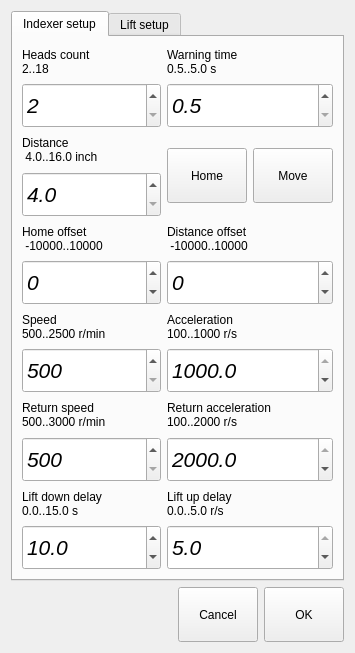
The window that indexersettingdialog.ui (mishkoLitvin/L_Aries-progect) describes before a commit, drawn with Qt 5.
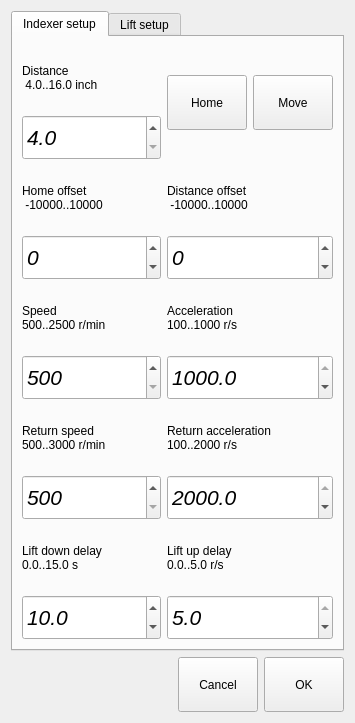
The same window after the commit.

Commit message:
Machine settings moved to General settings dialog
From indexer/lift settings to "General" tab of general settings.

```diff
--- a/indexersettingdialog.ui
+++ b/indexersettingdialog.ui
@@ -7,7 +7,7 @@
     <x>0</x>
     <y>0</y>
     <width>355</width>
-    <height>653</height>
+    <height>723</height>
    </rect>
   </property>
   <property name="windowTitle">
@@ -27,55 +27,18 @@
        <string>Indexer setup</string>
       </attribute>
       <layout class="QGridLayout" name="gridLayout">
-       <item row="0" column="0">
-        <layout class="QVBoxLayout" name="verticalLayout_17" stretch="1,10">
+       <item row="4" column="1">
+        <layout class="QVBoxLayout" name="verticalLayout_15" stretch="1,10">
          <item>
-          <widget class="QLabel" name="label_14">
+          <widget class="QLabel" name="label_12">
            <property name="text">
-            <string>Heads count 
-2..18</string>
+            <string>Lift up delay 
+0.0..5.0 r/s</string>
            </property>
           </widget>
          </item>
          <item>
-          <widget class="QDoubleSpinBox" name="spinBoxHeadsCount">
-           <property name="minimumSize">
-            <size>
-             <width>0</width>
-             <height>45</height>
-            </size>
-           </property>
-           <property name="font">
-            <font>
-             <pointsize>16</pointsize>
-             <italic>true</italic>
-            </font>
-           </property>
-           <property name="decimals">
-            <number>0</number>
-           </property>
-           <property name="minimum">
-            <double>2.000000000000000</double>
-           </property>
-           <property name="maximum">
-            <double>18.000000000000000</double>
-           </property>
-          </widget>
-         </item>
-        </layout>
-       </item>
-       <item row="0" column="1">
-        <layout class="QVBoxLayout" name="verticalLayout_16" stretch="1,10">
-         <item>
-          <widget class="QLabel" name="label_13">
-           <property name="text">
-            <string>Warning time
-0.5..5.0 s</string>
-           </property>
-          </widget>
-         </item>
-         <item>
-          <widget class="QDoubleSpinBox" name="dSpinBoxWarningTime">
+          <widget class="QDoubleSpinBox" name="dSpinBoxLiftUpDelay">
            <property name="minimumSize">
             <size>
              <width>0</width>
@@ -92,7 +55,7 @@
             <number>1</number>
            </property>
            <property name="minimum">
-            <double>0.500000000000000</double>
+            <double>0.000000000000000</double>
            </property>
            <property name="maximum">
             <double>5.000000000000000</double>
@@ -101,123 +64,13 @@
             <double>0.500000000000000</double>
            </property>
            <property name="value">
-            <double>0.500000000000000</double>
-           </property>
-          </widget>
-         </item>
-        </layout>
-       </item>
-       <item row="1" column="0">
-        <layout class="QVBoxLayout" name="verticalLayout_18" stretch="1,10">
-         <item>
-          <widget class="QLabel" name="label_15">
-           <property name="text">
-            <string>Distance 
- 4.0..16.0 inch</string>
-           </property>
-          </widget>
-         </item>
-         <item>
-          <widget class="QDoubleSpinBox" name="dSpinBoxIndexDistance">
-           <property name="minimumSize">
-            <size>
-             <width>0</width>
-             <height>45</height>
-            </size>
-           </property>
-           <property name="font">
-            <font>
-             <pointsize>16</pointsize>
-             <italic>true</italic>
-            </font>
-           </property>
-           <property name="decimals">
-            <number>1</number>
-           </property>
-           <property name="minimum">
-            <double>4.000000000000000</double>
-           </property>
-           <property name="maximum">
-            <double>16.000000000000000</double>
-           </property>
-           <property name="singleStep">
-            <double>0.500000000000000</double>
+            <double>5.000000000000000</double>
            </property>
           </widget>
          </item>
         </layout>
        </item>
        <item row="1" column="1">
-        <layout class="QHBoxLayout" name="horizontalLayout_3">
-         <item>
-          <widget class="QPushButton" name="pushButton_3">
-           <property name="minimumSize">
-            <size>
-             <width>65</width>
-             <height>55</height>
-            </size>
-           </property>
-           <property name="text">
-            <string>Home</string>
-           </property>
-          </widget>
-         </item>
-         <item>
-          <widget class="QPushButton" name="pushButton_4">
-           <property name="minimumSize">
-            <size>
-             <width>65</width>
-             <height>55</height>
-            </size>
-           </property>
-           <property name="text">
-            <string>Move</string>
-           </property>
-          </widget>
-         </item>
-        </layout>
-       </item>
-       <item row="2" column="0">
-        <layout class="QVBoxLayout" name="verticalLayout_8" stretch="1,10">
-         <item>
-          <widget class="QLabel" name="label_5">
-           <property name="text">
-            <string>Home offset 
- -10000..10000</string>
-           </property>
-          </widget>
-         </item>
-         <item>
-          <widget class="QDoubleSpinBox" name="spinBoxIndexHomeOffset">
-           <property name="minimumSize">
-            <size>
-             <width>0</width>
-             <height>45</height>
-            </size>
-           </property>
-           <property name="font">
-            <font>
-             <pointsize>16</pointsize>
-             <italic>true</italic>
-            </font>
-           </property>
-           <property name="decimals">
-            <number>0</number>
-           </property>
-           <property name="minimum">
-            <double>-10000.000000000000000</double>
-           </property>
-           <property name="maximum">
-            <double>10000.000000000000000</double>
-           </property>
-           <property name="singleStep">
-            <double>100.000000000000000</double>
-           </property>
-          </widget>
-         </item>
-        </layout>
-       </item>
-       <item row="2" column="1">
         <layout class="QVBoxLayout" name="verticalLayout_9" stretch="1,10">
          <item>
           <widget class="QLabel" name="label_6">
@@ -257,7 +110,7 @@
          </item>
         </layout>
        </item>
-       <item row="3" column="0">
+       <item row="2" column="0">
         <layout class="QVBoxLayout" name="verticalLayout_10" stretch="1,10">
          <item>
           <widget class="QLabel" name="label_7">
@@ -297,7 +150,50 @@
          </item>
         </layout>
        </item>
-       <item row="3" column="1">
+       <item row="4" column="0">
+        <layout class="QVBoxLayout" name="verticalLayout_14" stretch="1,10">
+         <item>
+          <widget class="QLabel" name="label_11">
+           <property name="text">
+            <string>Lift down delay 
+0.0..15.0 s</string>
+           </property>
+          </widget>
+         </item>
+         <item>
+          <widget class="QDoubleSpinBox" name="dSpinBoxLiftDownDelay">
+           <property name="minimumSize">
+            <size>
+             <width>0</width>
+             <height>45</height>
+            </size>
+           </property>
+           <property name="font">
+            <font>
+             <pointsize>16</pointsize>
+             <italic>true</italic>
+            </font>
+           </property>
+           <property name="decimals">
+            <number>1</number>
+           </property>
+           <property name="minimum">
+            <double>0.000000000000000</double>
+           </property>
+           <property name="maximum">
+            <double>15.000000000000000</double>
+           </property>
+           <property name="singleStep">
+            <double>0.500000000000000</double>
+           </property>
+           <property name="value">
+            <double>10.000000000000000</double>
+           </property>
+          </widget>
+         </item>
+        </layout>
+       </item>
+       <item row="2" column="1">
         <layout class="QVBoxLayout" name="verticalLayout_12" stretch="1,10">
          <item>
           <widget class="QLabel" name="label_9">
@@ -340,7 +236,87 @@
          </item>
         </layout>
        </item>
-       <item row="4" column="0">
+       <item row="1" column="0">
+        <layout class="QVBoxLayout" name="verticalLayout_8" stretch="1,10">
+         <item>
+          <widget class="QLabel" name="label_5">
+           <property name="text">
+            <string>Home offset 
+ -10000..10000</string>
+           </property>
+          </widget>
+         </item>
+         <item>
+          <widget class="QDoubleSpinBox" name="spinBoxIndexHomeOffset">
+           <property name="minimumSize">
+            <size>
+             <width>0</width>
+             <height>45</height>
+            </size>
+           </property>
+           <property name="font">
+            <font>
+             <pointsize>16</pointsize>
+             <italic>true</italic>
+            </font>
+           </property>
+           <property name="decimals">
+            <number>0</number>
+           </property>
+           <property name="minimum">
+            <double>-10000.000000000000000</double>
+           </property>
+           <property name="maximum">
+            <double>10000.000000000000000</double>
+           </property>
+           <property name="singleStep">
+            <double>100.000000000000000</double>
+           </property>
+          </widget>
+         </item>
+        </layout>
+       </item>
+       <item row="0" column="0">
+        <layout class="QVBoxLayout" name="verticalLayout_18" stretch="1,10">
+         <item>
+          <widget class="QLabel" name="label_15">
+           <property name="text">
+            <string>Distance 
+ 4.0..16.0 inch</string>
+           </property>
+          </widget>
+         </item>
+         <item>
+          <widget class="QDoubleSpinBox" name="dSpinBoxIndexDistance">
+           <property name="minimumSize">
+            <size>
+             <width>0</width>
+             <height>45</height>
+            </size>
+           </property>
+           <property name="font">
+            <font>
+             <pointsize>16</pointsize>
+             <italic>true</italic>
+            </font>
+           </property>
+           <property name="decimals">
+            <number>1</number>
+           </property>
+           <property name="minimum">
+            <double>4.000000000000000</double>
+           </property>
+           <property name="maximum">
+            <double>16.000000000000000</double>
+           </property>
+           <property name="singleStep">
+            <double>0.500000000000000</double>
+           </property>
+          </widget>
+         </item>
+        </layout>
+       </item>
+       <item row="3" column="0">
         <layout class="QVBoxLayout" name="verticalLayout_11" stretch="1,10">
          <item>
           <widget class="QLabel" name="label_8">
@@ -380,7 +356,7 @@
          </item>
         </layout>
        </item>
-       <item row="4" column="1">
+       <item row="3" column="1">
         <layout class="QVBoxLayout" name="verticalLayout_13" stretch="1,10">
          <item>
           <widget class="QLabel" name="label_10">
@@ -423,87 +399,31 @@
          </item>
         </layout>
        </item>
-       <item row="5" column="0">
-        <layout class="QVBoxLayout" name="verticalLayout_14" stretch="1,10">
+       <item row="0" column="1">
+        <layout class="QHBoxLayout" name="horizontalLayout_3">
          <item>
-          <widget class="QLabel" name="label_11">
-           <property name="text">
-            <string>Lift down delay 
-0.0..15.0 s</string>
-           </property>
-          </widget>
-         </item>
-         <item>
-          <widget class="QDoubleSpinBox" name="dSpinBoxLiftDownDelay">
+          <widget class="QPushButton" name="pushButton_3">
            <property name="minimumSize">
             <size>
-             <width>0</width>
-             <height>45</height>
+             <width>65</width>
+             <height>55</height>
             </size>
            </property>
-           <property name="font">
-            <font>
-             <pointsize>16</pointsize>
-             <italic>true</italic>
-            </font>
-           </property>
-           <property name="decimals">
-            <number>1</number>
-           </property>
-           <property name="minimum">
-            <double>0.000000000000000</double>
-           </property>
-           <property name="maximum">
-            <double>15.000000000000000</double>
-           </property>
-           <property name="singleStep">
-            <double>0.500000000000000</double>
-           </property>
-           <property name="value">
-            <double>10.000000000000000</double>
-           </property>
-          </widget>
-         </item>
-        </layout>
-       </item>
-       <item row="5" column="1">
-        <layout class="QVBoxLayout" name="verticalLayout_15" stretch="1,10">
-         <item>
-          <widget class="QLabel" name="label_12">
            <property name="text">
-            <string>Lift up delay 
-0.0..5.0 r/s</string>
+            <string>Home</string>
            </property>
           </widget>
          </item>
          <item>
-          <widget class="QDoubleSpinBox" name="dSpinBoxLiftUpDelay">
+          <widget class="QPushButton" name="pushButton_4">
            <property name="minimumSize">
             <size>
-             <width>0</width>
-             <height>45</height>
+             <width>65</width>
+             <height>55</height>
             </size>
            </property>
-           <property name="font">
-            <font>
-             <pointsize>16</pointsize>
-             <italic>true</italic>
-            </font>
-           </property>
-           <property name="decimals">
-            <number>1</number>
-           </property>
-           <property name="minimum">
-            <double>0.000000000000000</double>
-           </property>
-           <property name="maximum">
-            <double>5.000000000000000</double>
-           </property>
-           <property name="singleStep">
-            <double>0.500000000000000</double>
-           </property>
-           <property name="value">
-            <double>5.000000000000000</double>
+           <property name="text">
+            <string>Move</string>
            </property>
           </widget>
          </item>
```
The commit also changes 7 other files.
